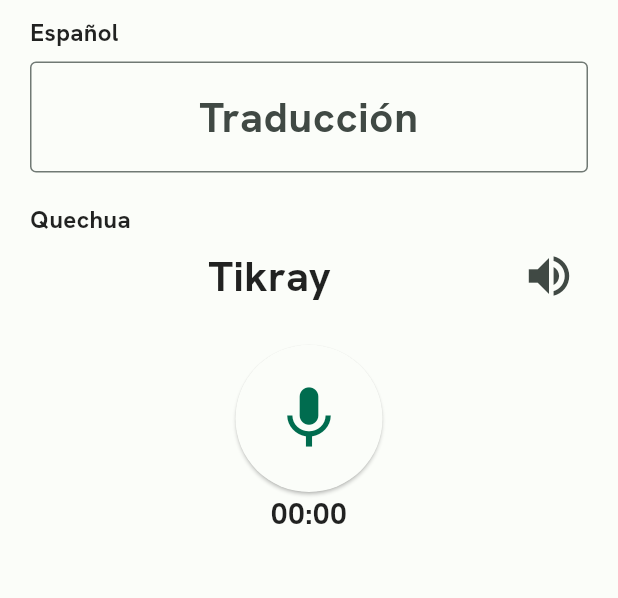
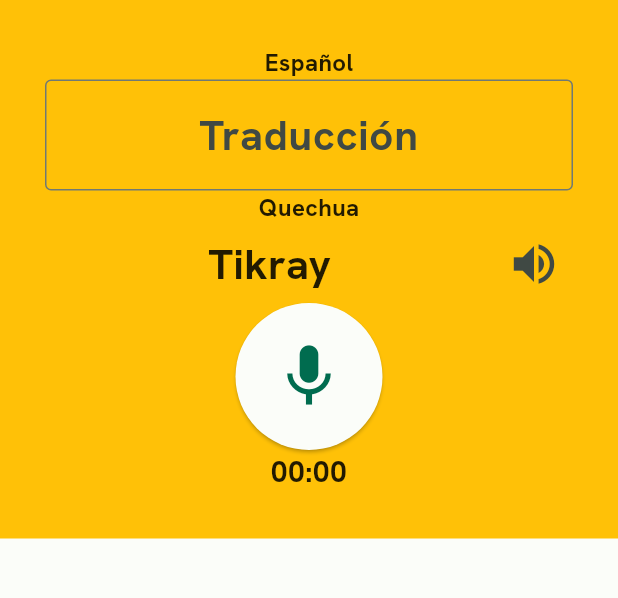
Before and after one commit to Uritu-System/uritu_app, a Flutter app: the UrituView screen opened by its route, on a phone screen of 412 x 824 dp, the part 84-682 px from its top. Run offline on Flutter 3.47's test engine with Material 2 defaults, Android fonts, the phone set to English and light mode, and no system bars; our stand-ins replace firebase_auth, firebase_core, flutter_tts, google_fonts, googleapis_auth, permission_handler; missing offline and left inert: flutter_sound, googleapis; accounts and stored records are empty; project files that could hold a hidden picture were left out.

Commit message:
Update uritu_view.dart

```diff
--- a/lib/presentation_layer/views/uritu_view.dart
+++ b/lib/presentation_layer/views/uritu_view.dart
@@ -137,12 +137,15 @@ class _UrituViewState extends State<UrituView> {
           ),
         ],
       ),
-      body: ListView(
-        padding:
-            const EdgeInsets.only(top: 10, bottom: 10, left: 20, right: 20),
+      body: Container(
+        color: Colors.amber,
+        padding: EdgeInsets.all(30.0),
+        child: SingleChildScrollView(
+          child: Column(
+            mainAxisAlignment: MainAxisAlignment.spaceEvenly,
             children: [
               Column(
-            crossAxisAlignment: CrossAxisAlignment.start,
+                // mainAxisAlignment: MainAxisAlignment.start,
                 children: [
                   /* ************************************************************************** */
                   /*                                PRIMER IDIOMA                               */
@@ -151,9 +154,6 @@ class _UrituViewState extends State<UrituView> {
                     'Español',
                     style: CustomTextStyle.language,
                     textAlign: TextAlign.left,
-              ),
-              const SizedBox(
-                height: 8,
                   ),
                   TextFormField(
                     controller: _textEditingController,
@@ -177,11 +177,8 @@ class _UrituViewState extends State<UrituView> {
                   /* ************************************************************************** */
                 ],
               ),
-          const SizedBox(
-            height: 20,
-          ),
+
               Column(
-            crossAxisAlignment: CrossAxisAlignment.start,
                 children: [
                   /* ************************************************************************** */
                   /*                               SEGUNDO IDIOMA                               */
@@ -215,11 +212,10 @@ class _UrituViewState extends State<UrituView> {
                   /* ************************************************************************** */
                 ],
               ),
-          const SizedBox(
-            height: 20,
-          ),
+              // const SizedBox(
+              //   height: 20,
+              // ),
               Column(
-            mainAxisAlignment: MainAxisAlignment.center,
                 children: [
                   /* ************************************************************************** */
                   /*                                TERCERA PARTE                               */
@@ -268,10 +264,9 @@ class _UrituViewState extends State<UrituView> {
                   /* ************************************************************************** */
                 ],
               ),
-          const SizedBox(
-            height: 20,
+            ],
           ),
-        ],
+        ),
       ),
     );
   }
```
Lines whose indentation alone changed are shown as unchanged.
